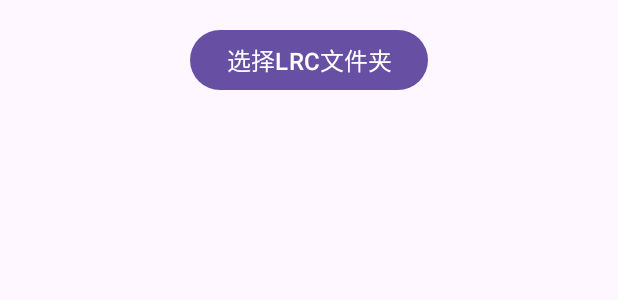
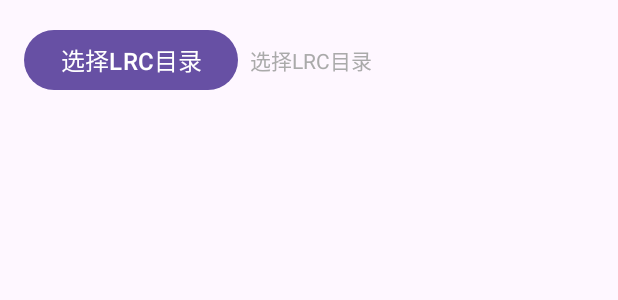
Before and after one commit to hippohua/LrcView, an Android app: the layout activity_main.xml on its own in the app's theme, with its tools: preview values and no code run, on a phone screen of 412 x 824 dp. Shown: the top 300 px of the screen. Run offline under Robolectric (Android 15) with nearby library versions, the phone set to English and light mode, and no system bars.

Commit message:
功能增强：主界面优化，添加文件夹路径显示和下拉刷新功能

```diff
--- a/app/build.gradle
+++ b/app/build.gradle
@@ -44,5 +44,6 @@ dependencies {
     implementation 'androidx.cardview:cardview:1.0.0'
     implementation 'androidx.core:core-ktx:1.10.1'
     implementation 'commons-io:commons-io:2.11.0'
+    implementation 'androidx.swiperefreshlayout:swiperefreshlayout:1.1.0'
 
 }
--- a/app/src/main/res/layout/activity_main.xml
+++ b/app/src/main/res/layout/activity_main.xml
@@ -7,28 +7,59 @@
     android:layout_height="match_parent"
     tools:context=".MainActivity">
 
+
+
     <!-- 选择文件夹按钮 -->
     <Button
         android:id="@+id/btn_select_folder"
         android:layout_width="wrap_content"
         android:layout_height="wrap_content"
-        android:text="选择LRC文件夹"
+        android:text="@string/sel_folder"
         android:textSize="16sp"
         app:layout_constraintTop_toTopOf="parent"
         app:layout_constraintStart_toStartOf="parent"
+        android:layout_marginTop="16dp"
+        android:layout_marginStart="16dp"
+        android:layout_marginBottom="8dp" />
+
+    <!-- 当前文件夹路径显示 -->
+    <TextView
+        android:id="@+id/tv_current_folder"
+        android:layout_width="0dp"
+        android:layout_height="wrap_content"
+        android:text="@string/sel_folder"
+        android:textSize="14sp"
+        android:textColor="@android:color/darker_gray"
+        android:maxLines="2"
+        android:ellipsize="end"
+        app:layout_constraintTop_toTopOf="@+id/btn_select_folder"
+        app:layout_constraintBottom_toBottomOf="@+id/btn_select_folder"
+        app:layout_constraintStart_toEndOf="@+id/btn_select_folder"
         app:layout_constraintEnd_toEndOf="parent"
-        android:layout_marginTop="16dp"
-        android:layout_marginBottom="16dp" />
+        android:layout_marginStart="8dp"
+        android:layout_marginEnd="16dp" />
 
-    <!-- LRC文件列表 -->
-    <ListView
-        android:id="@+id/lrc_list"
+
+    <!-- 下拉刷新布局 -->
+    <androidx.swiperefreshlayout.widget.SwipeRefreshLayout
+        android:id="@+id/swipe_refresh_layout"
         android:layout_width="match_parent"
         android:layout_height="0dp"
         android:layout_marginTop="16dp"
         app:layout_constraintTop_toBottomOf="@+id/btn_select_folder"
         app:layout_constraintBottom_toBottomOf="parent"
         app:layout_constraintStart_toStartOf="parent"
-        app:layout_constraintEnd_toEndOf="parent" />
+        app:layout_constraintEnd_toEndOf="parent">
+        <!-- LRC文件列表 -->
+        <ListView
+            android:id="@+id/lrc_list"
+            android:layout_width="match_parent"
+            android:layout_height="0dp"
+            android:layout_marginTop="16dp"
+            app:layout_constraintTop_toBottomOf="@+id/btn_select_folder"
+            app:layout_constraintBottom_toBottomOf="parent"
+            app:layout_constraintStart_toStartOf="parent"
+            app:layout_constraintEnd_toEndOf="parent" />
+    </androidx.swiperefreshlayout.widget.SwipeRefreshLayout>
 
 </androidx.constraintlayout.widget.ConstraintLayout>
--- a/app/src/main/res/values/strings.xml
+++ b/app/src/main/res/values/strings.xml
@@ -8,4 +8,6 @@
     <string name="song_name">歌曲名称</string>
     <string name="song_singer">歌手</string>
     <string name="song_content">歌词内容</string>
+    <string name="sel_folder">选择LRC目录</string>
+
 </resources>
```
Also changed, not shown: app/src/main/java/com/cch/LrcView/LrcDetailActivity.java (+5 -2 lines), app/src/main/java/com/cch/LrcView/MainActivity.java (+105 -11 lines), 6 other files.
